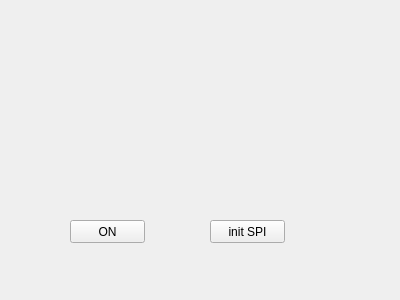
Qt form widget.ui (arsinte-andrei/atpFtdiRc522) before a commit.
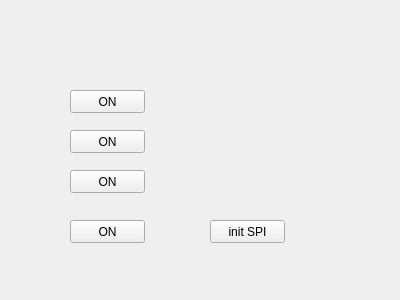
The same form after that commit.

Diff of the .ui file:
```diff
--- a/widget.ui
+++ b/widget.ui
@@ -39,6 +39,45 @@
     <string>init SPI</string>
    </property>
   </widget>
+  <widget class="QPushButton" name="pushButton_3">
+   <property name="geometry">
+    <rect>
+     <x>70</x>
+     <y>170</y>
+     <width>75</width>
+     <height>23</height>
+    </rect>
+   </property>
+   <property name="text">
+    <string>ON</string>
+   </property>
+  </widget>
+  <widget class="QPushButton" name="pushButton_4">
+   <property name="geometry">
+    <rect>
+     <x>70</x>
+     <y>130</y>
+     <width>75</width>
+     <height>23</height>
+    </rect>
+   </property>
+   <property name="text">
+    <string>ON</string>
+   </property>
+  </widget>
+  <widget class="QPushButton" name="pushButton_5">
+   <property name="geometry">
+    <rect>
+     <x>70</x>
+     <y>90</y>
+     <width>75</width>
+     <height>23</height>
+    </rect>
+   </property>
+   <property name="text">
+    <string>ON</string>
+   </property>
+  </widget>
  </widget>
  <layoutdefault spacing="6" margin="11"/>
  <resources/>
```
